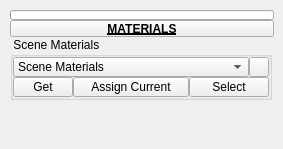
First picture: the form in tentacle/ui/uiLevel_3/materials.ui, repository m3trik/tentacle, before the edit.
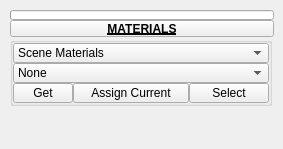
Second picture: the form after the edit. Custom widgets are drawn as their Qt base class.

What changed in the file:
```diff
--- a/tentacle/ui/uiLevel_3/materials.ui
+++ b/tentacle/ui/uiLevel_3/materials.ui
@@ -150,7 +150,7 @@
         </size>
        </property>
        <property name="title">
-        <string> Scene Materials</string>
+        <string/>
        </property>
        <layout class="QGridLayout" name="gridLayout">
         <property name="leftMargin">
@@ -168,26 +168,20 @@
         <property name="spacing">
          <number>0</number>
         </property>
-        <item row="6" column="0">
-         <widget class="QPushButton" name="b002">
+        <item row="7" column="1">
+         <widget class="PushButton" name="tb002">
           <property name="enabled">
            <bool>true</bool>
           </property>
-          <property name="sizePolicy">
-           <sizepolicy hsizetype="Fixed" vsizetype="Fixed">
-            <horstretch>0</horstretch>
-            <verstretch>0</verstretch>
-           </sizepolicy>
-          </property>
           <property name="minimumSize">
            <size>
-            <width>60</width>
+            <width>116</width>
             <height>20</height>
            </size>
           </property>
           <property name="maximumSize">
            <size>
-            <width>60</width>
+            <width>116</width>
             <height>20</height>
            </size>
           </property>
@@ -195,17 +189,11 @@
            <string>Set material shader ID from selection.</string>
           </property>
           <property name="text">
-           <string>Get</string>
-          </property>
-          <property name="iconSize">
-           <size>
-            <width>18</width>
-            <height>18</height>
-           </size>
+           <string>Assign Current</string>
           </property>
          </widget>
         </item>
-        <item row="2" column="0" colspan="3">
+        <item row="3" column="0" colspan="4">
          <widget class="ComboBox" name="cmb002">
           <property name="sizePolicy">
            <sizepolicy hsizetype="Fixed" vsizetype="Fixed">
@@ -242,12 +230,12 @@
           </property>
           <item>
            <property name="text">
-            <string>Scene Materials</string>
+            <string>None</string>
            </property>
           </item>
          </widget>
         </item>
-        <item row="6" column="2" colspan="2">
+        <item row="7" column="2" colspan="2">
          <widget class="PushButton" name="tb000">
           <property name="enabled">
            <bool>true</bool>
@@ -278,8 +266,8 @@
           </property>
          </widget>
         </item>
-        <item row="2" column="3">
-         <widget class="PushButton" name="tb001">
+        <item row="7" column="0">
+         <widget class="QPushButton" name="b002">
           <property name="enabled">
            <bool>true</bool>
           </property>
@@ -291,59 +279,81 @@
           </property>
           <property name="minimumSize">
            <size>
-            <width>20</width>
+            <width>60</width>
             <height>20</height>
            </size>
           </property>
           <property name="maximumSize">
            <size>
-            <width>20</width>
+            <width>60</width>
             <height>20</height>
            </size>
           </property>
-          <property name="font">
-           <font>
-            <pointsize>8</pointsize>
-           </font>
-          </property>
           <property name="toolTip">
            <string>Select all components with the same material.  
  If nothing is selected; search all geometry.</string>
           </property>
           <property name="text">
-           <string/>
+           <string>Get</string>
           </property>
           <property name="iconSize">
            <size>
-            <width>16</width>
-            <height>16</height>
+            <width>18</width>
+            <height>18</height>
            </size>
           </property>
          </widget>
         </item>
-        <item row="6" column="1">
-         <widget class="PushButton" name="tb002">
-          <property name="enabled">
-           <bool>true</bool>
+        <item row="2" column="0" colspan="4">
+         <widget class="ComboBox" name="cmb001">
+          <property name="sizePolicy">
+           <sizepolicy hsizetype="Fixed" vsizetype="Fixed">
+            <horstretch>0</horstretch>
+            <verstretch>0</verstretch>
+           </sizepolicy>
           </property>
           <property name="minimumSize">
            <size>
-            <width>116</width>
+            <width>233</width>
             <height>20</height>
            </size>
           </property>
           <property name="maximumSize">
            <size>
-            <width>116</width>
+            <width>999</width>
             <height>20</height>
            </size>
           </property>
           <property name="toolTip">
            <string>Assign stored material shader ID</string>
           </property>
-          <property name="text">
-           <string>Assign Current</string>
+          <property name="maxVisibleItems">
+           <number>40</number>
           </property>
+          <property name="maxCount">
+           <number>500</number>
+          </property>
+          <property name="sizeAdjustPolicy">
+           <enum>QComboBox::AdjustToContents</enum>
+          </property>
+          <property name="frame">
+           <bool>true</bool>
+          </property>
+          <item>
+           <property name="text">
+            <string>Scene Materials</string>
+           </property>
+          </item>
+          <item>
+           <property name="text">
+            <string>ID Map Materials</string>
+           </property>
+          </item>
+          <item>
+           <property name="text">
+            <string>Favorite Materials</string>
+           </property>
+          </item>
          </widget>
         </item>
        </layout>
```
Left out of the diff: 7 changed lines with no effect on the pictures.
